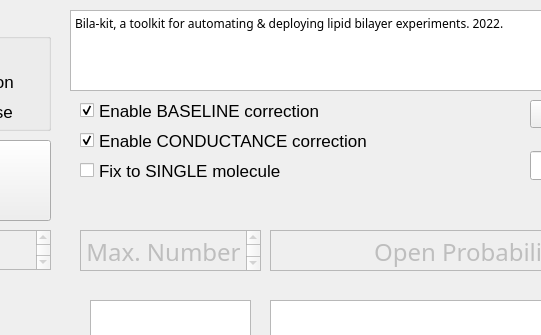
The window that Bila-kit/MyMain.ui (tlabHybrid/RealtimeQuantitativeBilayer) describes before a commit, drawn with Qt 5; both pictures show x 590 to 1131 and y 0 to 335 of the 1281 by 728 pixel window.
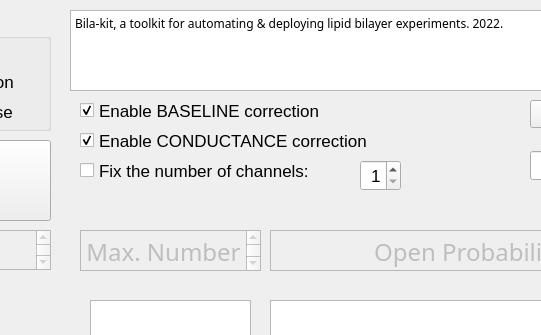
The same window after the commit. Custom widgets are drawn as their Qt base class.

```diff
--- a/Bila-kit/MyMain.ui
+++ b/Bila-kit/MyMain.ui
@@ -692,7 +692,7 @@
     <rect>
      <x>670</x>
      <y>160</y>
-     <width>381</width>
+     <width>281</width>
      <height>21</height>
     </rect>
    </property>
@@ -702,7 +702,7 @@
     </font>
    </property>
    <property name="text">
-    <string>Fix to SINGLE molecule</string>
+    <string>Fix the number of channels:</string>
    </property>
    <property name="checked">
     <bool>false</bool>
@@ -773,6 +773,33 @@
     <string/>
    </property>
   </widget>
+  <widget class="QSpinBox" name="spinBox_2">
+   <property name="geometry">
+    <rect>
+     <x>950</x>
+     <y>160</y>
+     <width>41</width>
+     <height>31</height>
+    </rect>
+   </property>
+   <property name="font">
+    <font>
+     <pointsize>13</pointsize>
+    </font>
+   </property>
+   <property name="alignment">
+    <set>Qt::AlignRight|Qt::AlignTrailing|Qt::AlignVCenter</set>
+   </property>
+   <property name="keyboardTracking">
+    <bool>false</bool>
+   </property>
+   <property name="minimum">
+    <number>1</number>
+   </property>
+   <property name="maximum">
+    <number>9</number>
+   </property>
+  </widget>
   <zorder>textBrowser_11</zorder>
   <zorder>customPlot</zorder>
   <zorder>customPlot_2</zorder>
```
Left out of the diff: 1 changed line with no effect on the pictures.
